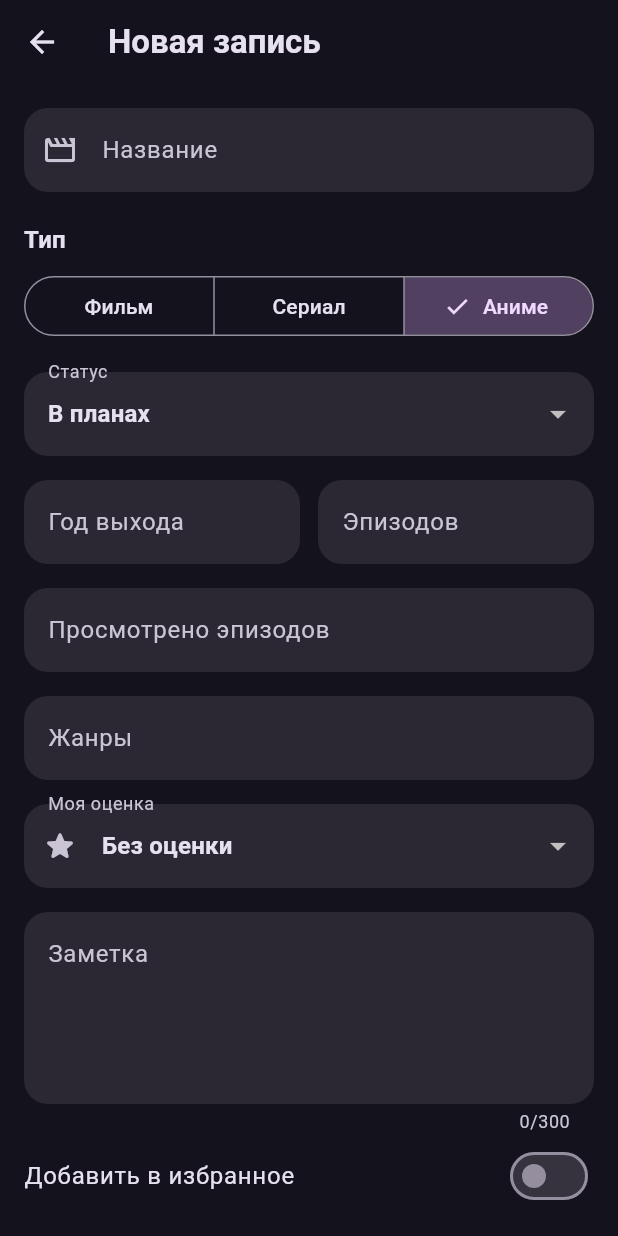
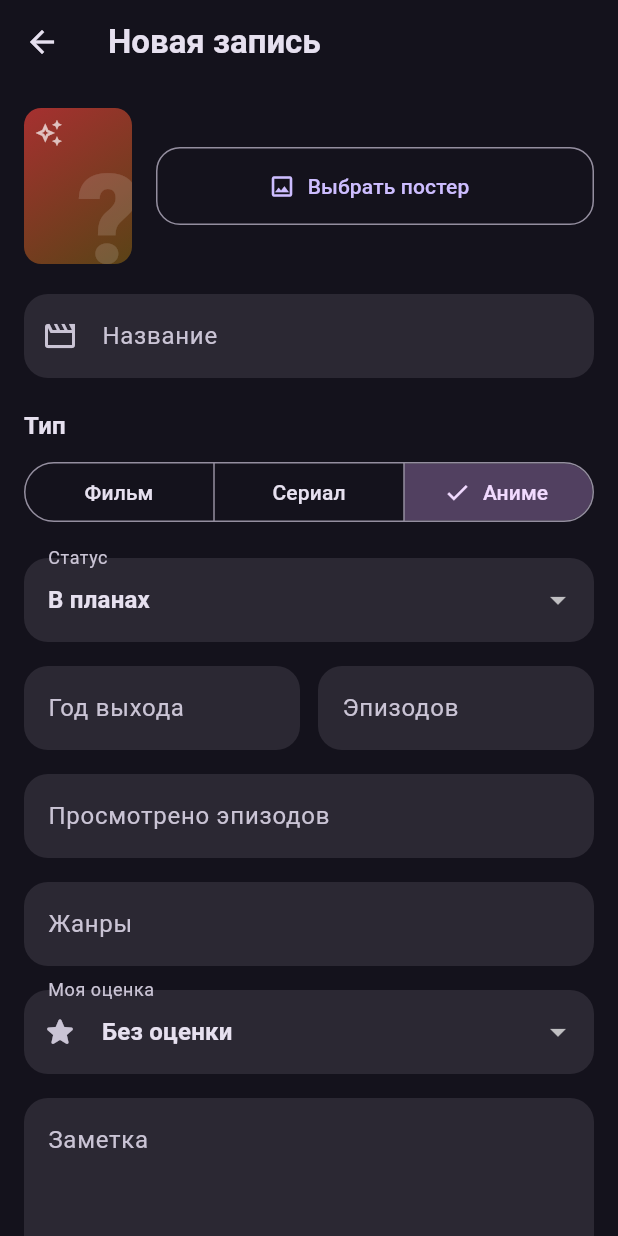
Before and after one commit to nik0nikoni/WatchList, a Flutter app: the _EntryForm screen opened directly, on a phone screen of 412 x 824 dp. Run offline on Flutter 3.47's test engine with Material 3 defaults, Android fonts, the phone set to English and light mode, and no system bars; our stand-ins replace go_router, image_picker, shared_preferences; accounts and stored records are empty; network calls fail.

Commit message:
L5: upload постера — FileApi на POST /files (multipart), выбор из галереи в форме записи, posterUrl у WatchEntry, Image.network вместо градиента
Co-Authored-By: Claude Opus 5.5 <noreply@anthropic.com>

```diff
--- a/lib/data/watch_entry.dart
+++ b/lib/data/watch_entry.dart
@@ -49,6 +49,7 @@ class WatchEntry {
   final int watchedEpisodes;
   final String note;
   final bool isFavorite;
+  final String? posterUrl; // L5: «/files/7» на своём сервере; null — градиент
 
   const WatchEntry({
     required this.id,
@@ -58,6 +59,7 @@ class WatchEntry {
     this.watchedEpisodes = 0,
     this.note = '',
     this.isFavorite = false,
+    this.posterUrl,
   });
 
   // --- граница JSON (L5): сервер хранит запись плоско, MediaTitle — внутри ---
@@ -77,6 +79,7 @@ class WatchEntry {
     watchedEpisodes: j['watchedEpisodes'] as int? ?? 0,
     note: j['note'] as String? ?? '',
     isFavorite: j['isFavorite'] as bool? ?? false,
+    posterUrl: j['posterUrl'] as String?,
   );
 
   // без id — идентичность даёт сервер (C8); enum-ы уходят по имени
@@ -92,6 +95,7 @@ class WatchEntry {
     'watchedEpisodes': watchedEpisodes,
     'note': note,
     'isFavorite': isFavorite,
+    'posterUrl': posterUrl,
   };
 
   // неизвестное имя enum-а — тело вне контракта: FormatException, как у
@@ -115,5 +119,6 @@ class WatchEntry {
     watchedEpisodes: watchedEpisodes ?? this.watchedEpisodes,
     note: note,
     isFavorite: isFavorite ?? this.isFavorite,
+    posterUrl: posterUrl,
   );
 }
--- a/lib/screens/add_entry_screen.dart
+++ b/lib/screens/add_entry_screen.dart
@@ -1,11 +1,15 @@
 import 'package:flutter/material.dart';
 import 'package:flutter/services.dart';
 import 'package:go_router/go_router.dart';
+import 'package:image_picker/image_picker.dart';
 import 'package:provider/provider.dart';
 
+import '../data/file_api.dart';
+import '../data/result.dart';
 import '../data/watch_entry.dart';
 import '../models/library_model.dart';
 import '../widgets/error_view.dart';
+import '../widgets/poster_placeholder.dart';
 
 class AddEntryScreen extends StatelessWidget {
   final int? id; // null — новая запись, иначе — редактирование записи с этим id
@@ -63,6 +67,8 @@ class _EntryFormState extends State<_EntryForm> {
   int? _rating;
   bool _favorite = false;
   bool _saving = false; // пока «запрос» летит, повторный submit заблокирован
+  String? _posterUrl; // L5: путь файла на сервере после POST /files
+  bool _uploading = false;
 
   bool get _isEdit => widget.initial != null;
 
@@ -83,6 +89,29 @@ class _EntryFormState extends State<_EntryForm> {
       _status = entry.status;
       _rating = entry.myRating;
       _favorite = entry.isFavorite;
+      _posterUrl = entry.posterUrl;
+    }
+  }
+
+  // галерея → POST /files → url запоминается и уйдёт с записью при сохранении
+  Future<void> _pickPoster() async {
+    final file = await ImagePicker().pickImage(
+      source: ImageSource.gallery,
+      maxWidth: 800, // постеру хватит; заодно держимся под лимитом 5 МБ
+      imageQuality: 85,
+    );
+    if (file == null || !mounted) return; // пользователь передумал
+    final files = context.read<FileApi>();
+    setState(() => _uploading = true);
+    final result = await files.upload(file.path);
+    if (!mounted) return;
+    setState(() => _uploading = false);
+    switch (result) {
+      case Ok(:final value):
+        setState(() => _posterUrl = value);
+      case Err(:final msg):
+        ScaffoldMessenger.of(context)
+            .showSnackBar(SnackBar(content: Text(msg)));
     }
   }
 
@@ -120,6 +149,7 @@ class _EntryFormState extends State<_EntryForm> {
       watchedEpisodes: int.tryParse(_watchedCtrl.text) ?? 0,
       note: _noteCtrl.text.trim(),
       isFavorite: _favorite,
+      posterUrl: _posterUrl,
     );
 
     setState(() => _saving = true);
@@ -210,6 +240,51 @@ class _EntryFormState extends State<_EntryForm> {
         child: ListView(
           padding: const EdgeInsets.all(16),
           children: [
+            Row(
+              children: [
+                // превью: тот же виджет, что в списке — постер или градиент
+                ListenableBuilder(
+                  listenable: _titleCtrl,
+                  builder: (context, _) => PosterPlaceholder(
+                    type: _type,
+                    name: _titleCtrl.text,
+                    posterUrl: _posterUrl,
+                  ),
+                ),
+                const SizedBox(width: 16),
+                Expanded(
+                  child: Column(
+                    crossAxisAlignment: CrossAxisAlignment.start,
+                    children: [
+                      OutlinedButton.icon(
+                        onPressed: _uploading || _saving ? null : _pickPoster,
+                        icon: _uploading
+                            ? const SizedBox.square(
+                                dimension: 18,
+                                child: CircularProgressIndicator(
+                                  strokeWidth: 2,
+                                ),
+                              )
+                            : const Icon(Icons.image_outlined),
+                        label: Text(
+                          _posterUrl == null
+                              ? 'Выбрать постер'
+                              : 'Заменить постер',
+                        ),
+                      ),
+                      if (_posterUrl != null)
+                        TextButton(
+                          onPressed: _uploading || _saving
+                              ? null
+                              : () => setState(() => _posterUrl = null),
+                          child: const Text('Убрать постер'),
+                        ),
+                    ],
+                  ),
+                ),
+              ],
+            ),
+            const SizedBox(height: 20),
             TextFormField(
               controller: _titleCtrl,
               textInputAction: TextInputAction.next,
@@ -333,7 +408,7 @@ class _EntryFormState extends State<_EntryForm> {
             ),
             const SizedBox(height: 16),
             FilledButton(
-              onPressed: _saving ? null : _save,
+              onPressed: _saving || _uploading ? null : _save,
               child: _saving
                   ? const SizedBox.square(
                       dimension: 22,
--- a/lib/screens/details_screen.dart
+++ b/lib/screens/details_screen.dart
@@ -126,6 +126,7 @@ class DetailsScreen extends StatelessWidget {
             child: PosterPlaceholder(
               type: media.type,
               name: media.name,
+              posterUrl: entry.posterUrl,
               width: 160,
               height: 230,
             ),
--- a/lib/widgets/continue_card.dart
+++ b/lib/widgets/continue_card.dart
@@ -25,6 +25,7 @@ class ContinueCard extends StatelessWidget {
             PosterPlaceholder(
               type: media.type,
               name: media.name,
+              posterUrl: entry.posterUrl,
               width: 140,
               height: 100,
             ),
--- a/lib/widgets/poster_placeholder.dart
+++ b/lib/widgets/poster_placeholder.dart
@@ -1,5 +1,6 @@
 import 'package:flutter/material.dart';
 
+import '../data/api_base.dart';
 import '../data/watch_entry.dart';
 
 class PosterPlaceholder extends StatelessWidget {
@@ -7,6 +8,7 @@ class PosterPlaceholder extends StatelessWidget {
   final String name; // от названия зависит цвет: у каждого тайтла свой постер
   final double width;
   final double height;
+  final String? posterUrl; // L5: загруженный постер; нет его — градиент
 
   const PosterPlaceholder({
     super.key,
@@ -14,6 +16,7 @@ class PosterPlaceholder extends StatelessWidget {
     required this.name,
     this.width = 72,
     this.height = 104,
+    this.posterUrl,
   });
 
   IconData get _icon => switch (type) {
@@ -24,6 +27,23 @@ class PosterPlaceholder extends StatelessWidget {
 
   @override
   Widget build(BuildContext context) {
+    final url = posterUrl;
+    if (url == null) return _gradient();
+    // GET /files/{id} публичен — Image.network обходится без token-а
+    return ClipRRect(
+      borderRadius: BorderRadius.circular(width * 0.16),
+      child: Image.network(
+        '$apiBase$url',
+        width: width,
+        height: height,
+        fit: BoxFit.cover,
+        // сервер остановлен или файл пропал — постер не ломает карточку
+        errorBuilder: (_, _, _) => _gradient(),
+      ),
+    );
+  }
+
+  Widget _gradient() {
     // стабильный оттенок из названия: одна и та же запись — всегда один цвет
     final hue = name.codeUnits.fold(0, (sum, c) => sum + c * 31) % 360;
     final top = HSLColor.fromAHSL(1, hue.toDouble(), 0.55, 0.42).toColor();
--- a/lib/widgets/title_card.dart
+++ b/lib/widgets/title_card.dart
@@ -33,7 +33,11 @@ class TitleCard extends StatelessWidget {
           child: Row(
             crossAxisAlignment: CrossAxisAlignment.start,
             children: [
-              PosterPlaceholder(type: media.type, name: media.name),
+              PosterPlaceholder(
+                type: media.type,
+                name: media.name,
+                posterUrl: entry.posterUrl,
+              ),
               const SizedBox(width: 14),
               Expanded(
                 child: Column(
--- a/pubspec.yaml
+++ b/pubspec.yaml
@@ -38,6 +38,7 @@ dependencies:
   provider: ^6.1.5+1
   http: ^1.6.0
   shared_preferences: ^2.5.6
+  image_picker: ^1.2.4
 
 dev_dependencies:
   flutter_test:
```
Also changed, not shown: lib/data/api_base.dart (added, +8 -0 lines), lib/data/file_api.dart (added, +46 -0 lines), lib/main.dart (+9 -7 lines), pubspec.lock, 5 other files.
